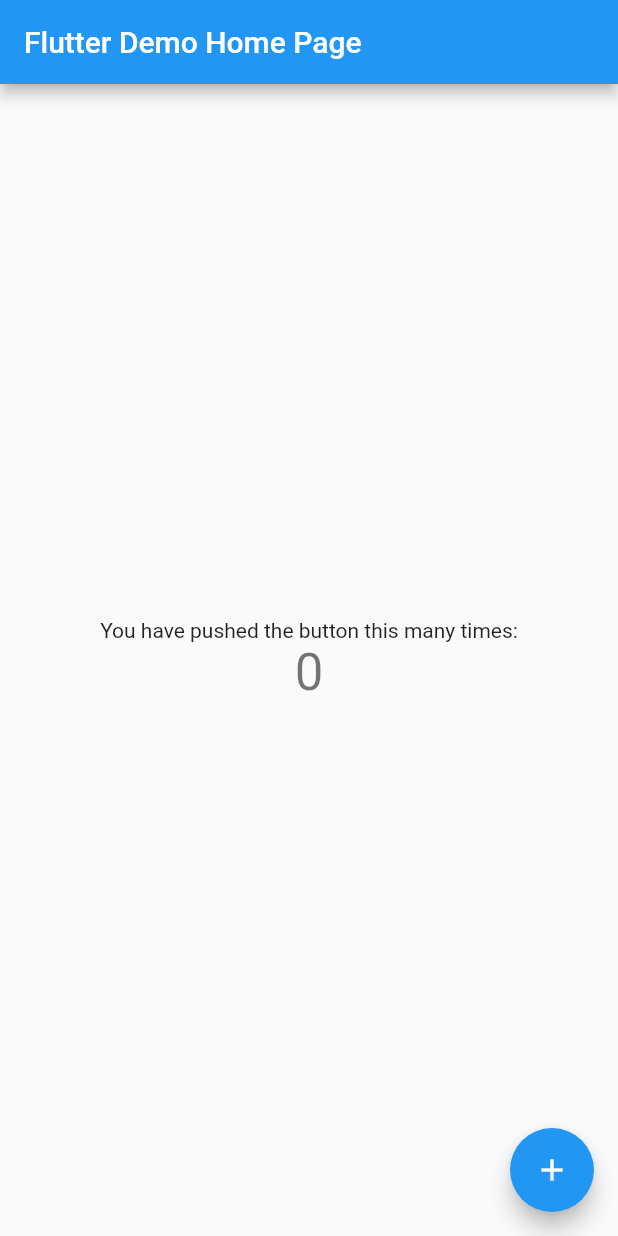
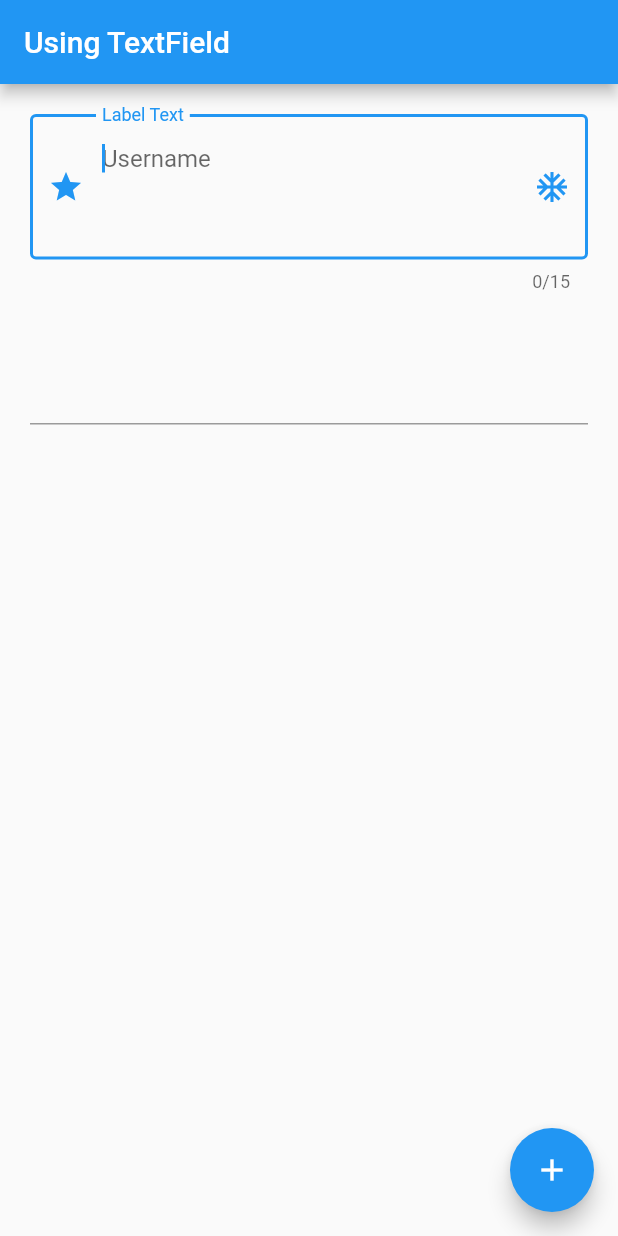
Before and after one commit to algonacci/input-widgets, a Flutter app: the screen it shows after launch, on a phone screen of 412 x 824 dp. Run offline on Flutter 3.47's test engine with Material 2 defaults, Android fonts, the phone set to English and light mode, and no system bars.

Commit message:
Learn about text field

```diff
--- a/lib/main.dart
+++ b/lib/main.dart
@@ -1,4 +1,5 @@
 import 'package:flutter/material.dart';
+import 'package:input_widgets/text_field.dart';
 
 void main() {
   runApp(const MyApp());
@@ -7,109 +8,10 @@ void main() {
 class MyApp extends StatelessWidget {
   const MyApp({super.key});
 
-  // This widget is the root of your application.
   @override
   Widget build(BuildContext context) {
-    return MaterialApp(
-      title: 'Flutter Demo',
-      theme: ThemeData(
-        // This is the theme of your application.
-        //
-        // Try running your application with "flutter run". You'll see the
-        // application has a blue toolbar. Then, without quitting the app, try
-        // changing the primarySwatch below to Colors.green and then invoke
-        // "hot reload" (press "r" in the console where you ran "flutter run",
-        // or simply save your changes to "hot reload" in a Flutter IDE).
-        // Notice that the counter didn't reset back to zero; the application
-        // is not restarted.
-        primarySwatch: Colors.blue,
-      ),
-      home: const MyHomePage(title: 'Flutter Demo Home Page'),
+    return const MaterialApp(
+      home: TextFieldPage(),
     );
   }
 }
-
-class MyHomePage extends StatefulWidget {
-  const MyHomePage({super.key, required this.title});
-
-  // This widget is the home page of your application. It is stateful, meaning
-  // that it has a State object (defined below) that contains fields that affect
-  // how it looks.
-
-  // This class is the configuration for the state. It holds the values (in this
-  // case the title) provided by the parent (in this case the App widget) and
-  // used by the build method of the State. Fields in a Widget subclass are
-  // always marked "final".
-
-  final String title;
-
-  @override
-  State<MyHomePage> createState() => _MyHomePageState();
-}
-
-class _MyHomePageState extends State<MyHomePage> {
-  int _counter = 0;
-
-  void _incrementCounter() {
-    setState(() {
-      // This call to setState tells the Flutter framework that something has
-      // changed in this State, which causes it to rerun the build method below
-      // so that the display can reflect the updated values. If we changed
-      // _counter without calling setState(), then the build method would not be
-      // called again, and so nothing would appear to happen.
-      _counter++;
-    });
-  }
-
-  @override
-  Widget build(BuildContext context) {
-    // This method is rerun every time setState is called, for instance as done
-    // by the _incrementCounter method above.
-    //
-    // The Flutter framework has been optimized to make rerunning build methods
-    // fast, so that you can just rebuild anything that needs updating rather
-    // than having to individually change instances of widgets.
-    return Scaffold(
-      appBar: AppBar(
-        // Here we take the value from the MyHomePage object that was created by
-        // the App.build method, and use it to set our appbar title.
-        title: Text(widget.title),
-      ),
-      body: Center(
-        // Center is a layout widget. It takes a single child and positions it
-        // in the middle of the parent.
-        child: Column(
-          // Column is also a layout widget. It takes a list of children and
-          // arranges them vertically. By default, it sizes itself to fit its
-          // children horizontally, and tries to be as tall as its parent.
-          //
-          // Invoke "debug painting" (press "p" in the console, choose the
-          // "Toggle Debug Paint" action from the Flutter Inspector in Android
-          // Studio, or the "Toggle Debug Paint" command in Visual Studio Code)
-          // to see the wireframe for each widget.
-          //
-          // Column has various properties to control how it sizes itself and
-          // how it positions its children. Here we use mainAxisAlignment to
-          // center the children vertically; the main axis here is the vertical
-          // axis because Columns are vertical (the cross axis would be
-          // horizontal).
-          mainAxisAlignment: MainAxisAlignment.center,
-          children: <Widget>[
-            const Text(
-              'You have pushed the button this many times:',
-            ),
-            Text(
-              '$_counter',
-              style: Theme.of(context).textTheme.headlineMedium,
-            ),
-          ],
-        ),
-      ),
-      floatingActionButton: FloatingActionButton(
-        onPressed: _incrementCounter,
-        tooltip: 'Increment',
-        child: const Icon(Icons.add),
-      ), // This trailing comma makes auto-formatting nicer for build methods.
-    );
-  }
-}
--- /dev/null
+++ b/lib/text_field.dart
@@ -0,0 +1,53 @@
+import 'package:flutter/material.dart';
+
+class TextFieldPage extends StatelessWidget {
+  const TextFieldPage({super.key});
+
+  @override
+  Widget build(BuildContext context) {
+    return Scaffold(
+      appBar: AppBar(
+        title: const Text("Using TextField"),
+      ),
+      body: Column(
+        children: [
+          Padding(
+            padding: const EdgeInsets.all(20),
+            child: TextField(
+              keyboardType: TextInputType.number,
+              textInputAction: TextInputAction.next,
+              autofocus: true,
+              maxLines: 3,
+              maxLength: 15,
+              onChanged: (String value) {
+                debugPrint(value);
+              },
+              onSubmitted: (String value) {
+                debugPrint('submit $value');
+              },
+              decoration: const InputDecoration(
+                labelText: "Label Text",
+                hintText: "Username",
+                // icon: Icon(Icons.add),
+                prefixIcon: Icon(Icons.grade),
+                suffixIcon: Icon(Icons.ac_unit),
+                border: OutlineInputBorder(),
+              ),
+            ),
+          ),
+          const Padding(
+            padding: EdgeInsets.all(20),
+            child: TextField(
+              keyboardType: TextInputType.number,
+              textInputAction: TextInputAction.next,
+            ),
+          ),
+        ],
+      ),
+      floatingActionButton: FloatingActionButton(
+        onPressed: () {},
+        child: const Icon(Icons.add),
+      ),
+    );
+  }
+}
```
